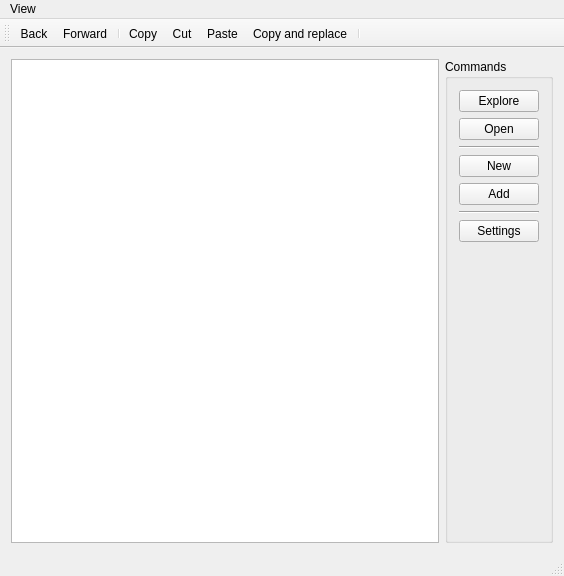
pile-contributors/pile-gui, file mainwindow.ui: the form before one commit.
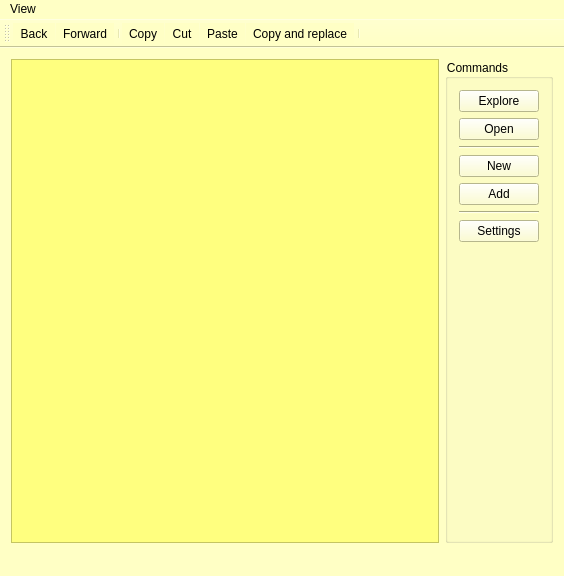
The form after the commit. Icons and pictures are not drawn.

Commit message: A better looking form

```diff
--- a/mainwindow.ui
+++ b/mainwindow.ui
@@ -17,6 +17,9 @@
    <iconset resource="appres.qrc">
     <normaloff>:/icons/resources/icons/package.png</normaloff>:/icons/resources/icons/package.png</iconset>
   </property>
+  <property name="styleSheet">
+   <string notr="true">background-color: rgb(255, 255, 197);</string>
+  </property>
   <widget class="QWidget" name="centralWidget">
    <layout class="QHBoxLayout" name="horizontalLayout">
     <item>
@@ -24,6 +27,12 @@
       <property name="contextMenuPolicy">
        <enum>Qt::CustomContextMenu</enum>
       </property>
+      <property name="styleSheet">
+       <string notr="true">background-color: rgb(255, 255, 127);</string>
+      </property>
+      <property name="alternatingRowColors">
+       <bool>true</bool>
+      </property>
       <property name="selectionMode">
        <enum>QAbstractItemView::ExtendedSelection</enum>
       </property>
```
The commit also changes 2 other files.
